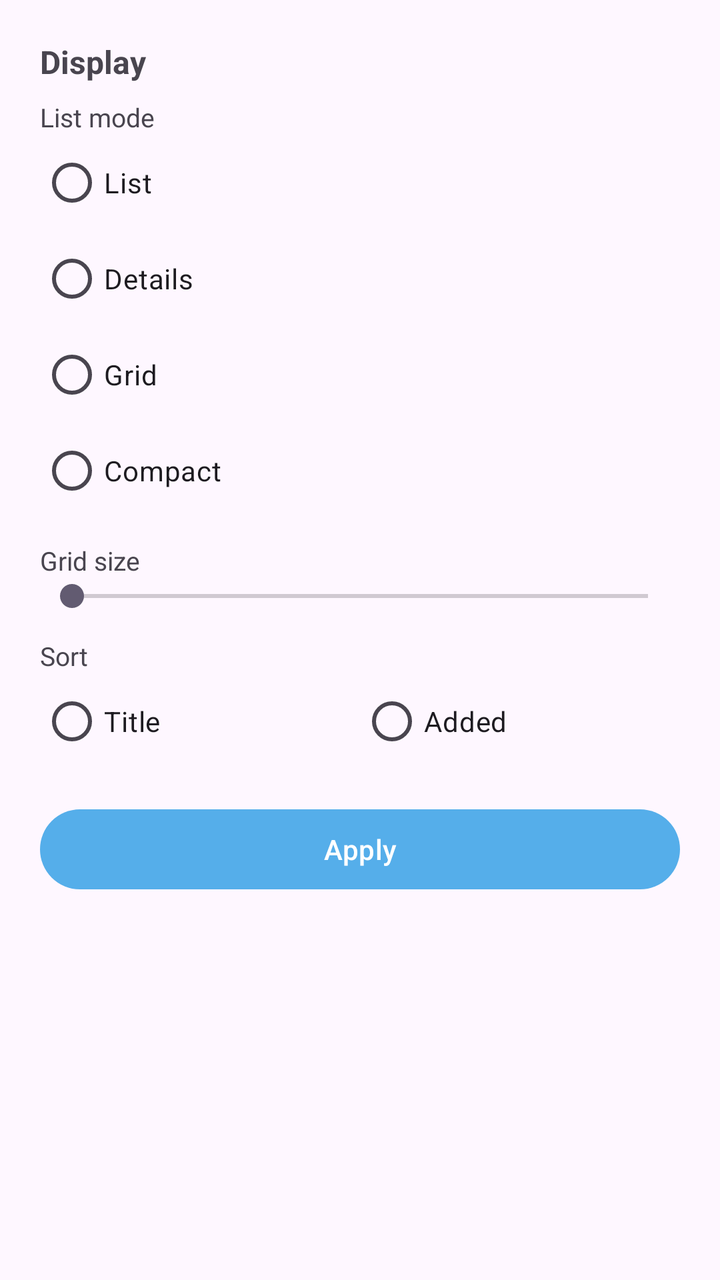
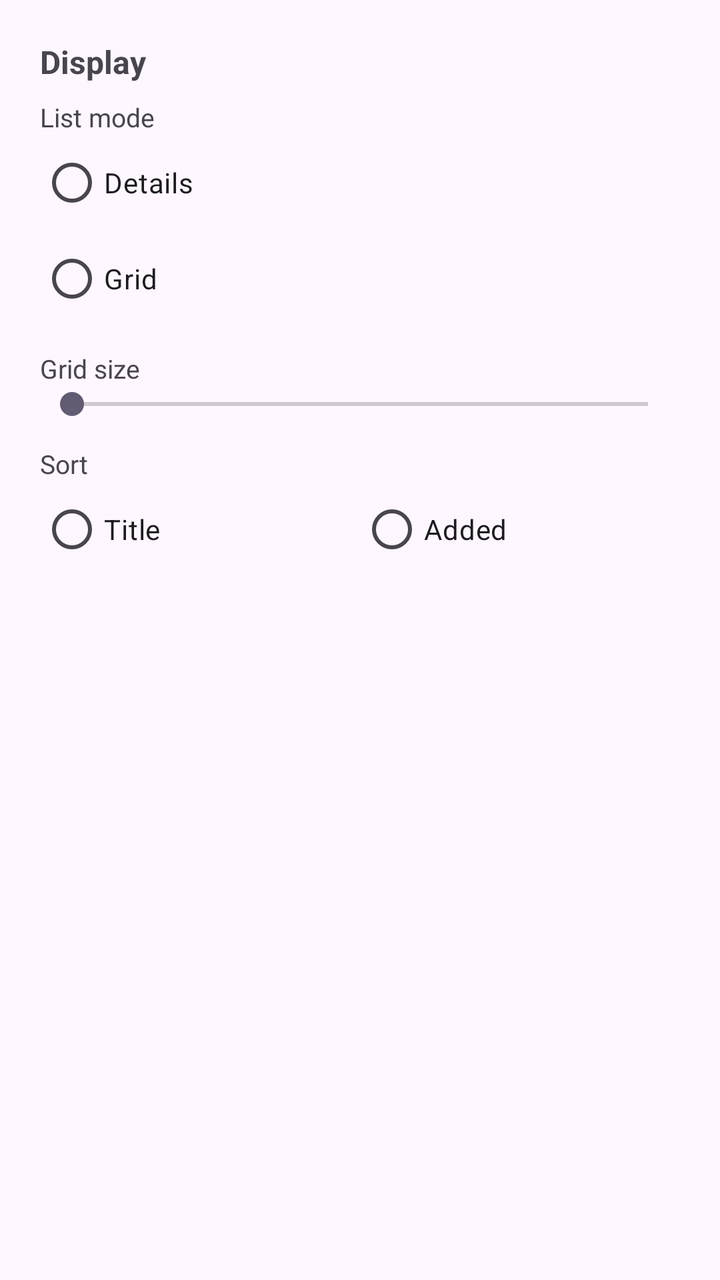

Before-and-after screenshots of an Android layout around one commit, followed by the original layout XML and the change that was made.
<!-- AndroidManifest.xml: application theme Theme.MT -->
<!-- res/layout/sheet_display_options.xml -->
<?xml version="1.0" encoding="utf-8"?>
<LinearLayout
    xmlns:android="http://schemas.android.com/apk/res/android"
    android:layout_width="match_parent"
    android:layout_height="wrap_content"
    android:orientation="vertical"
    android:padding="20dp">

    <TextView
        android:layout_width="wrap_content"
        android:layout_height="wrap_content"
        android:textSize="16sp"
        android:textStyle="bold"
        android:paddingBottom="8dp"
        android:text="@string/display_options"/>

    <TextView
        android:layout_width="wrap_content"
        android:layout_height="wrap_content"
        android:textSize="13sp"
        android:text="@string/list_mode"/>

    <RadioGroup
        android:id="@+id/rg_mode"
        android:layout_width="match_parent"
        android:layout_height="wrap_content"
        android:orientation="vertical">

        <RadioButton android:id="@+id/rb_list" android:layout_width="match_parent" android:layout_height="wrap_content" android:text="@string/mode_list"/>
        <RadioButton android:id="@+id/rb_detailed" android:layout_width="match_parent" android:layout_height="wrap_content" android:text="@string/mode_detailed"/>
        <RadioButton android:id="@+id/rb_grid" android:layout_width="match_parent" android:layout_height="wrap_content" android:text="@string/mode_grid"/>
        <RadioButton android:id="@+id/rb_compact" android:layout_width="match_parent" android:layout_height="wrap_content" android:text="@string/mode_compact"/>

    </RadioGroup>

    <TextView
        android:layout_width="wrap_content"
        android:layout_height="wrap_content"
        android:textSize="13sp"
        android:paddingTop="12dp"
        android:text="@string/grid_size"/>

    <SeekBar
        android:id="@+id/seek_grid_size"
        android:layout_width="match_parent"
        android:layout_height="wrap_content"
        android:min="2"
        android:max="6"/>

    <TextView
        android:layout_width="wrap_content"
        android:layout_height="wrap_content"
        android:textSize="13sp"
        android:paddingTop="12dp"
        android:text="@string/sort_order"/>

    <RadioGroup
        android:id="@+id/rg_sort"
        android:layout_width="match_parent"
        android:layout_height="wrap_content"
        android:orientation="horizontal">

        <RadioButton android:id="@+id/rb_sort_title" android:layout_width="0dp" android:layout_height="wrap_content" android:layout_weight="1" android:text="@string/sort_title"/>
        <RadioButton android:id="@+id/rb_sort_added" android:layout_width="0dp" android:layout_height="wrap_content" android:layout_weight="1" android:text="@string/sort_added"/>

    </RadioGroup>

    <Button
        android:id="@+id/sheet_apply"
        android:layout_width="match_parent"
        android:layout_height="wrap_content"
        android:layout_marginTop="16dp"
        android:text="@string/apply"/>

</LinearLayout>
<!-- resources referenced by this layout -->
<resources>
  <string name="apply">Apply</string>
  <string name="display_options">Display</string>
  <string name="grid_size">Grid size</string>
  <string name="list_mode">List mode</string>
  <string name="mode_compact">Compact</string>
  <string name="mode_detailed">Details</string>
  <string name="mode_grid">Grid</string>
  <string name="mode_list">List</string>
  <string name="sort_added">Added</string>
  <string name="sort_order">Sort</string>
  <string name="sort_title">Title</string>
  <style name="Theme.MT" parent="Base.Theme.MT">
          
          <item name="android:navigationBarColor">@android:color/transparent</item>
          <item name="android:statusBarColor">@android:color/transparent</item>
          <item name="android:windowLightStatusBar">?attr/isLightTheme</item>
      </style>
  <style name="Base.Theme.MT" parent="Theme.Material3.Light.NoActionBar">
          <item name="colorPrimary">#55AEEA</item>
          <item name="android:navigationBarColor">
              @android:color/transparent
          </item>
          <item name="android:enforceNavigationBarContrast">false</item>
          <item name="android:enforceStatusBarContrast">false</item>
      </style>
</resources>

<!-- the commit's change to res/layout/sheet_display_options.xml (unified diff, before → after) -->
@@ -26,10 +26,8 @@
         android:layout_height="wrap_content"
         android:orientation="vertical">
 
-        <RadioButton android:id="@+id/rb_list" android:layout_width="match_parent" android:layout_height="wrap_content" android:text="@string/mode_list"/>
         <RadioButton android:id="@+id/rb_detailed" android:layout_width="match_parent" android:layout_height="wrap_content" android:text="@string/mode_detailed"/>
         <RadioButton android:id="@+id/rb_grid" android:layout_width="match_parent" android:layout_height="wrap_content" android:text="@string/mode_grid"/>
-        <RadioButton android:id="@+id/rb_compact" android:layout_width="match_parent" android:layout_height="wrap_content" android:text="@string/mode_compact"/>
 
     </RadioGroup>
 
@@ -65,11 +63,4 @@
 
     </RadioGroup>
 
-    <Button
-        android:id="@+id/sheet_apply"
-        android:layout_width="match_parent"
-        android:layout_height="wrap_content"
-        android:layout_marginTop="16dp"
-        android:text="@string/apply"/>
-
 </LinearLayout>
<!-- resource entries referenced after the edit -->
@@ -1,13 +1,10 @@
 <!-- resources referenced by this layout -->
 <resources>
-  <string name="apply">Apply</string>
   <string name="display_options">Display</string>
   <string name="grid_size">Grid size</string>
   <string name="list_mode">List mode</string>
-  <string name="mode_compact">Compact</string>
   <string name="mode_detailed">Details</string>
   <string name="mode_grid">Grid</string>
-  <string name="mode_list">List</string>
   <string name="sort_added">Added</string>
   <string name="sort_order">Sort</string>
   <string name="sort_title">Title</string>
